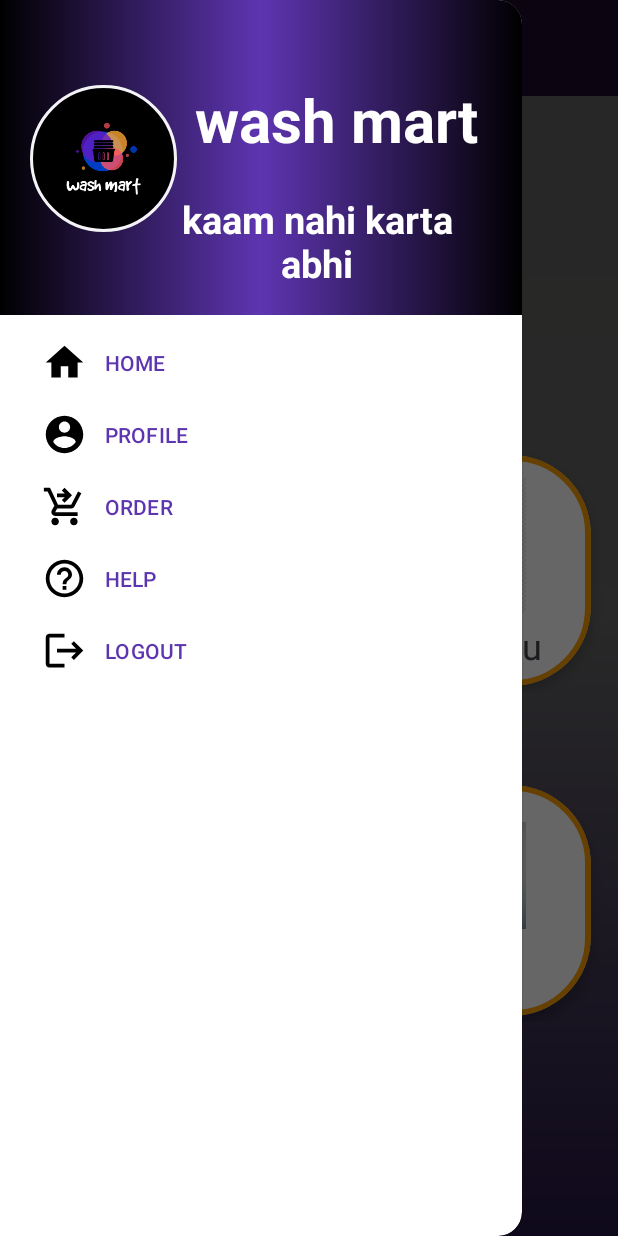
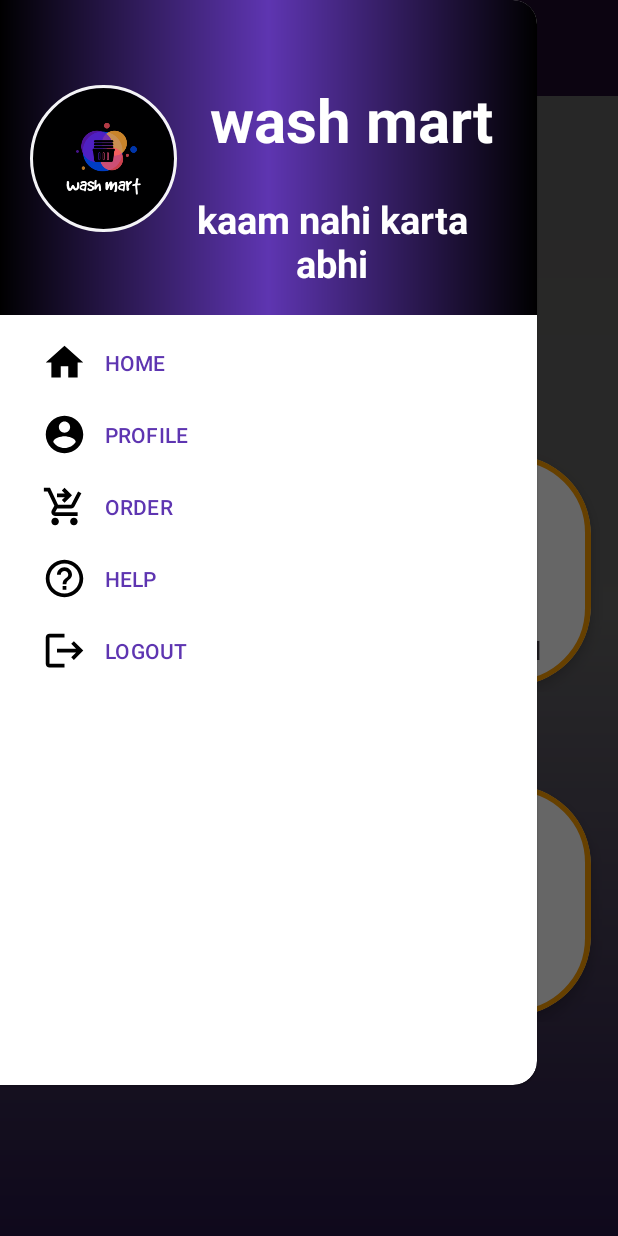
Before and after one commit to sumit519maurya/android-studio, an Android app: the homepage screen opened directly, with no data from a screen before it, with the side drawer open, on a phone screen of 412 x 824 dp. Run offline under Robolectric (Android 15) with nearby library versions, the phone set to English and light mode, and no system bars; our stand-ins replace CircleImageView; Roboto replaces fonts that are not available here.

Commit message:
navigation done

```diff
--- a/app/src/main/java/com/example/washmart/bookoption.kt
+++ b/app/src/main/java/com/example/washmart/bookoption.kt
@@ -1,13 +1,16 @@
 package com.example.washmart
 
 import android.os.Bundle
+import android.widget.Toast
 import androidx.activity.enableEdgeToEdge
 import androidx.appcompat.app.ActionBarDrawerToggle
 import androidx.appcompat.app.AppCompatActivity
 import androidx.appcompat.widget.Toolbar
+import androidx.core.view.GravityCompat
 import androidx.core.view.ViewCompat
 import androidx.core.view.WindowInsetsCompat
 import androidx.drawerlayout.widget.DrawerLayout
+import com.google.android.material.navigation.NavigationView
 
 class bookoption : AppCompatActivity() {
     private lateinit var toggle: ActionBarDrawerToggle
@@ -16,7 +19,7 @@
         enableEdgeToEdge()
         setContentView(R.layout.activity_bookoption)
         val drawerLayout: DrawerLayout = findViewById(R.id.main)
-        //val navigation: NavigationView = findViewById(R.id.navigation)
+        val navigation: NavigationView = findViewById(R.id.navigation)
         val tolbar: Toolbar = findViewById(R.id.toolbar)
         setSupportActionBar(tolbar)
         toggle = ActionBarDrawerToggle(
@@ -28,9 +31,10 @@
         )
         drawerLayout.addDrawerListener(toggle)
         toggle.syncState()
-        /* navigation.setNavigationItemSelectedListener { item ->
+         navigation.setNavigationItemSelectedListener { item ->
              val id = item.itemId
              if (id == R.id.home) {
+                 Toast.makeText(this, "sdsfsf", Toast.LENGTH_LONG).show()
 
              } else if (id == R.id.profile) {
              }
@@ -42,6 +46,6 @@
              }
              drawerLayout.closeDrawer(GravityCompat.START)
              true
-         }*/
+         }
     }
 }
--- a/app/src/main/java/com/example/washmart/homepage.kt
+++ b/app/src/main/java/com/example/washmart/homepage.kt
@@ -17,13 +17,11 @@
 
 class homepage : AppCompatActivity() {
     private lateinit var toggle: ActionBarDrawerToggle
-    private lateinit var drawerLayout:DrawerLayout
-    private lateinit var navigation:NavigationView
     override fun onCreate(savedInstanceState: Bundle?) {
         super.onCreate(savedInstanceState)
         enableEdgeToEdge()
         setContentView(R.layout.activity_homepage)
-        val booknowimgae:ImageView=findViewById(R.id.booknowimage)
+       val booknowimgae:ImageView=findViewById(R.id.booknowimage)
         val drawerLayout: DrawerLayout = findViewById(R.id.main)
         val navigation: NavigationView = findViewById(R.id.navigation)
         val tolbar: Toolbar = findViewById(R.id.toolbar)
@@ -37,7 +35,6 @@
         )
         drawerLayout.addDrawerListener(toggle)
         toggle.syncState()
-        supportActionBar?.setDisplayHomeAsUpEnabled(true)
        navigation.setNavigationItemSelectedListener { item ->
             val id = item.itemId
             if (id == R.id.home) {
@@ -53,7 +50,7 @@
             drawerLayout.closeDrawer(GravityCompat.START)
             true
         }
-        booknowimgae.setOnClickListener {
+       booknowimgae.setOnClickListener {
             val i=Intent(this,bookoption::class.java)
             startActivity(i)
         }
--- a/app/src/main/res/layout/activity_bookoption.xml
+++ b/app/src/main/res/layout/activity_bookoption.xml
@@ -6,7 +6,6 @@
     android:layout_width="match_parent"
     android:layout_height="match_parent"
     android:fitsSystemWindows="true"
-    tools:openDrawer="start"
     tools:context=".bookoption">
 
     <include
@@ -30,4 +29,6 @@
         app:layout_constraintTop_toTopOf="parent"
         app:menu="@menu/menunew" />
 
+
+
 </androidx.drawerlayout.widget.DrawerLayout>
--- a/app/src/main/res/layout/activity_homepage.xml
+++ b/app/src/main/res/layout/activity_homepage.xml
@@ -6,30 +6,32 @@
     android:layout_width="match_parent"
     android:layout_height="match_parent"
     android:background="@drawable/color2"
-    android:elevation="5dp"
     tools:context=".homepage"
     android:fitsSystemWindows="true"
-    tools:openDrawer="start">
+    >
 
-
-    <include layout="@layout/appbarmain"
-        android:layout_width="match_parent"
-        android:layout_height="match_parent"/>
+    <include
+        layout="@layout/appbarmain"
+        android:layout_width="64dp"
+        android:layout_height="66dp"
+        app:layout_constraintBottom_toBottomOf="@+id/navigation"
+        app:layout_constraintEnd_toEndOf="@+id/navigation" />
 
     <com.google.android.material.navigation.NavigationView
         android:id="@+id/navigation"
-        android:layout_width="wrap_content"
-        android:layout_height="match_parent"
+        android:layout_width="358dp"
+        android:layout_height="723dp"
         android:layout_gravity="start"
+        android:background="@color/white"
         android:fitsSystemWindows="true"
         app:headerLayout="@layout/header"
-        android:background="@color/white"
+        app:itemIconSize="30dp"
         app:itemIconTint="@color/black"
-        app:itemIconSize="30dp"
         app:itemTextColor="@color/purpul"
         app:layout_constraintStart_toStartOf="parent"
         app:layout_constraintTop_toTopOf="parent"
         app:menu="@menu/menunew" />
+
 
 
     <androidx.constraintlayout.widget.ConstraintLayout
@@ -48,7 +50,7 @@
             app:layout_constraintHorizontal_bias="0.0"
             app:layout_constraintStart_toStartOf="parent"
             app:layout_constraintTop_toTopOf="parent"
-            app:layout_constraintVertical_bias="0.446">
+            app:layout_constraintVertical_bias="0.445">
 
             <androidx.cardview.widget.CardView
                 android:layout_width="185dp"
```
